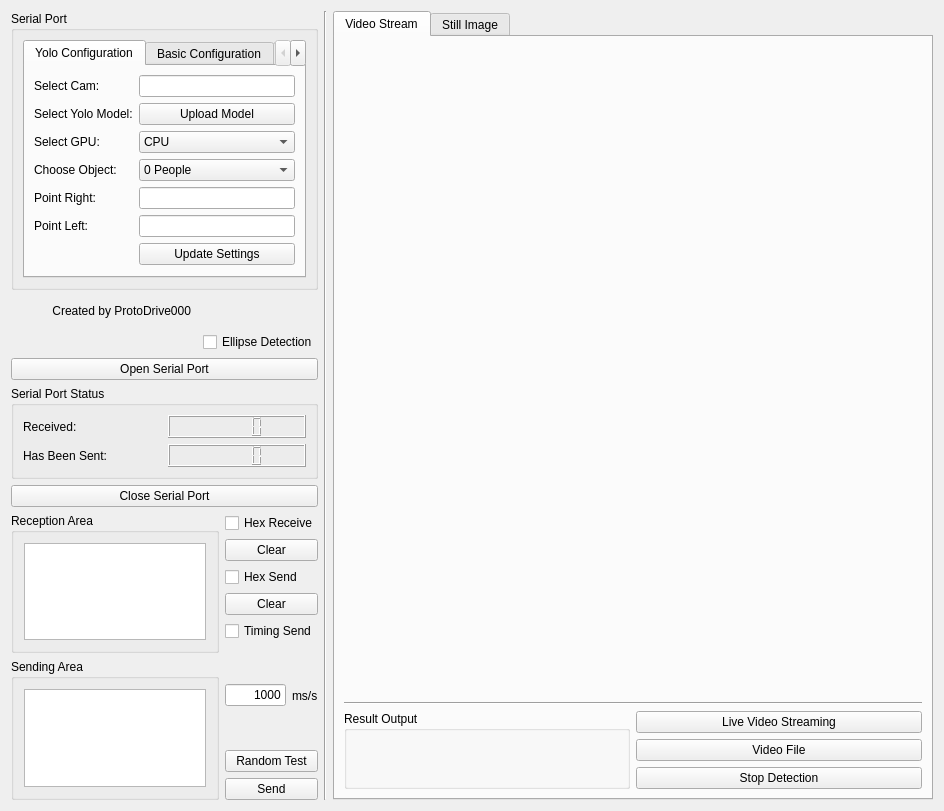
Old version of the form ui.ui in the repository Kienle4562/GUI_Pyqt_YoloV5.
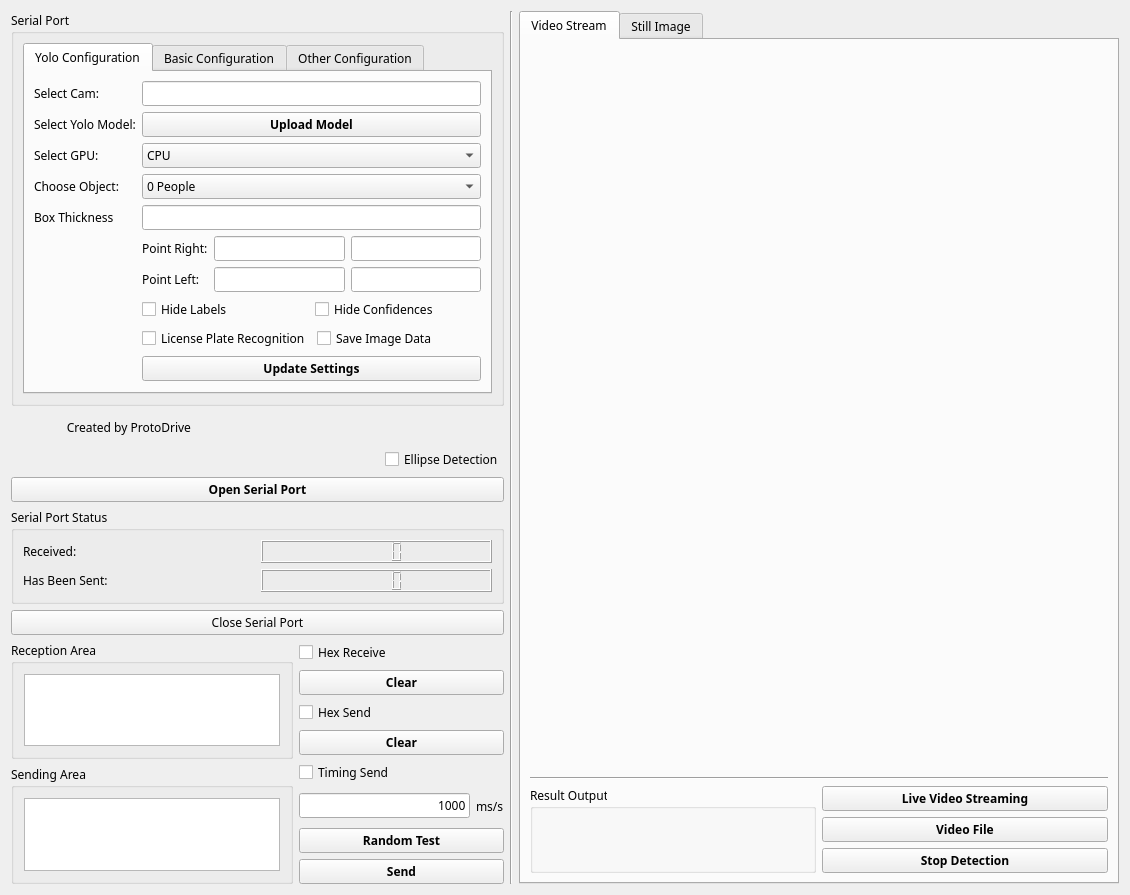
New version of the form.

```diff
--- a/ui.ui
+++ b/ui.ui
@@ -6,8 +6,8 @@
    <rect>
     <x>0</x>
     <y>0</y>
-    <width>944</width>
-    <height>811</height>
+    <width>1130</width>
+    <height>895</height>
    </rect>
   </property>
   <property name="windowTitle">
@@ -24,12 +24,25 @@
      </property>
      <item>
       <widget class="QGroupBox" name="groupBox_3">
+       <property name="font">
+        <font>
+         <family>UTM Avo</family>
+         <pointsize>9</pointsize>
+         <weight>50</weight>
+         <bold>false</bold>
+        </font>
+       </property>
        <property name="title">
         <string>Serial Port</string>
        </property>
        <layout class="QHBoxLayout" name="horizontalLayout_9">
         <item>
          <widget class="QTabWidget" name="tabWidget">
+          <property name="font">
+           <font>
+            <pointsize>9</pointsize>
+           </font>
+          </property>
           <property name="currentIndex">
            <number>0</number>
           </property>
@@ -41,7 +54,12 @@
             <item>
              <layout class="QFormLayout" name="formLayout_Y3">
               <item row="0" column="0">
-               <widget class="QLabel" name="lb_Y1">
+               <widget class="QLabel" name="labe_select_input">
+                <property name="font">
+                 <font>
+                  <pointsize>9</pointsize>
+                 </font>
+                </property>
                 <property name="text">
                  <string>Select Cam:</string>
                 </property>
@@ -52,6 +70,11 @@
                 <property name="enabled">
                  <bool>true</bool>
                 </property>
+                <property name="font">
+                 <font>
+                  <pointsize>9</pointsize>
+                 </font>
+                </property>
                 <property name="inputMethodHints">
                  <set>Qt::ImhDigitsOnly</set>
                 </property>
@@ -61,7 +84,12 @@
                </widget>
               </item>
               <item row="1" column="0">
-               <widget class="QLabel" name="lb_Y1_2">
+               <widget class="QLabel" name="label_select_yolo_model">
+                <property name="font">
+                 <font>
+                  <pointsize>9</pointsize>
+                 </font>
+                </property>
                 <property name="text">
                  <string>Select Yolo Model:</string>
                 </property>
@@ -69,20 +97,37 @@
               </item>
               <item row="1" column="1">
                <widget class="QPushButton" name="pushButton_upload_yolo">
+                <property name="font">
+                 <font>
+                  <pointsize>9</pointsize>
+                  <weight>75</weight>
+                  <bold>true</bold>
+                 </font>
+                </property>
                 <property name="text">
                  <string>Upload Model</string>
                 </property>
                </widget>
               </item>
               <item row="2" column="0">
-               <widget class="QLabel" name="lb_8">
+               <widget class="QLabel" name="label_select_GPU">
+                <property name="font">
+                 <font>
+                  <pointsize>9</pointsize>
+                 </font>
+                </property>
                 <property name="text">
                  <string>Select GPU:</string>
                 </property>
                </widget>
               </item>
               <item row="2" column="1">
-               <widget class="QComboBox" name="box_7">
+               <widget class="QComboBox" name="select_GPU">
+                <property name="font">
+                 <font>
+                  <pointsize>9</pointsize>
+                 </font>
+                </property>
                 <item>
                  <property name="text">
                   <string>CPU</string>
@@ -96,14 +141,24 @@
                </widget>
               </item>
               <item row="3" column="0">
-               <widget class="QLabel" name="lb_2">
+               <widget class="QLabel" name="label_choose_object">
+                <property name="font">
+                 <font>
+                  <pointsize>9</pointsize>
+                 </font>
+                </property>
                 <property name="text">
                  <string>Choose Object:</string>
                 </property>
                </widget>
               </item>
               <item row="3" column="1">
-               <widget class="QComboBox" name="box_8">
+               <widget class="QComboBox" name="choose_object">
+                <property name="font">
+                 <font>
+                  <pointsize>9</pointsize>
+                 </font>
+                </property>
                 <item>
                  <property name="text">
                   <string>0 People</string>
@@ -127,35 +182,183 @@
                </widget>
               </item>
               <item row="4" column="0">
-               <widget class="QLabel" name="lb_7">
+               <widget class="QLabel" name="label_box_thickness">
+                <property name="font">
+                 <font>
+                  <pointsize>9</pointsize>
+                 </font>
+                </property>
                 <property name="text">
-                 <string>Point Right:</string>
+                 <string>Box Thickness</string>
                 </property>
                </widget>
               </item>
               <item row="4" column="1">
-               <widget class="QLineEdit" name="lineEdit_4">
+               <widget class="QLineEdit" name="box_thickness">
+                <property name="font">
+                 <font>
+                  <pointsize>9</pointsize>
+                 </font>
+                </property>
                 <property name="echoMode">
                  <enum>QLineEdit::Normal</enum>
                 </property>
                </widget>
               </item>
-              <item row="5" column="0">
-               <widget class="QLabel" name="lb_3">
-                <property name="text">
-                 <string>Point Left:</string>
-                </property>
-               </widget>
-              </item>
               <item row="5" column="1">
-               <widget class="QLineEdit" name="lineEdit_2">
-                <property name="echoMode">
-                 <enum>QLineEdit::Normal</enum>
-                </property>
-               </widget>
+               <layout class="QGridLayout" name="gridLayout_14">
+                <item row="2" column="0">
+                 <widget class="QLabel" name="label_point_left">
+                  <property name="font">
+                   <font>
+                    <pointsize>9</pointsize>
+                   </font>
+                  </property>
+                  <property name="text">
+                   <string>Point Left:</string>
+                  </property>
+                 </widget>
+                </item>
+                <item row="0" column="0">
+                 <widget class="QLabel" name="label_point_right">
+                  <property name="font">
+                   <font>
+                    <pointsize>9</pointsize>
+                   </font>
+                  </property>
+                  <property name="text">
+                   <string>Point Right:</string>
+                  </property>
+                 </widget>
+                </item>
+                <item row="0" column="1">
+                 <widget class="QLineEdit" name="point_A">
+                  <property name="font">
+                   <font>
+                    <pointsize>9</pointsize>
+                   </font>
+                  </property>
+                  <property name="echoMode">
+                   <enum>QLineEdit::Normal</enum>
+                  </property>
+                 </widget>
+                </item>
+                <item row="2" column="1">
+                 <widget class="QLineEdit" name="point_D">
+                  <property name="font">
+                   <font>
+                    <family>UTM Avo</family>
+                    <pointsize>9</pointsize>
+                   </font>
+                  </property>
+                  <property name="echoMode">
+                   <enum>QLineEdit::Normal</enum>
+                  </property>
+                 </widget>
+                </item>
+                <item row="0" column="2">
+                 <widget class="QLineEdit" name="point_B">
+                  <property name="font">
+                   <font>
+                    <pointsize>9</pointsize>
+                   </font>
+                  </property>
+                  <property name="echoMode">
+                   <enum>QLineEdit::Normal</enum>
+                  </property>
+                 </widget>
+                </item>
+                <item row="2" column="2">
+                 <widget class="QLineEdit" name="point_C">
+                  <property name="font">
+                   <font>
+                    <pointsize>9</pointsize>
+                   </font>
+                  </property>
+                  <property name="echoMode">
+                   <enum>QLineEdit::Normal</enum>
+                  </property>
+                 </widget>
+                </item>
+               </layout>
               </item>
               <item row="6" column="1">
+               <layout class="QGridLayout" name="gridLayout_13">
+                <item row="0" column="1">
+                 <widget class="QCheckBox" name="hide_confidences">
+                  <property name="font">
+                   <font>
+                    <pointsize>9</pointsize>
+                   </font>
+                  </property>
+                  <property name="layoutDirection">
+                   <enum>Qt::LeftToRight</enum>
+                  </property>
+                  <property name="text">
+                   <string>Hide Confidences</string>
+                  </property>
+                 </widget>
+                </item>
+                <item row="0" column="0">
+                 <widget class="QCheckBox" name="hide_labels">
+                  <property name="font">
+                   <font>
+                    <pointsize>9</pointsize>
+                   </font>
+                  </property>
+                  <property name="layoutDirection">
+                   <enum>Qt::LeftToRight</enum>
+                  </property>
+                  <property name="text">
+                   <string>Hide Labels</string>
+                  </property>
+                 </widget>
+                </item>
+               </layout>
+              </item>
+              <item row="7" column="1">
+               <layout class="QGridLayout" name="gridLayout_15">
+                <item row="0" column="1">
+                 <widget class="QCheckBox" name="save_img_data">
+                  <property name="font">
+                   <font>
+                    <pointsize>9</pointsize>
+                   </font>
+                  </property>
+                  <property name="layoutDirection">
+                   <enum>Qt::LeftToRight</enum>
+                  </property>
+                  <property name="text">
+                   <string>Save Image Data</string>
+                  </property>
+                 </widget>
+                </item>
+                <item row="0" column="0">
+                 <widget class="QCheckBox" name="license_plate_recogniton">
+                  <property name="font">
+                   <font>
+                    <pointsize>9</pointsize>
+                   </font>
+                  </property>
+                  <property name="layoutDirection">
+                   <enum>Qt::LeftToRight</enum>
+                  </property>
+                  <property name="text">
+                   <string>License Plate Recognition</string>
+                  </property>
+                 </widget>
+                </item>
+               </layout>
+              </item>
+              <item row="8" column="1">
                <widget class="QPushButton" name="buttonUpdateSettings">
+                <property name="font">
+                 <font>
+                  <pointsize>9</pointsize>
+                  <weight>75</weight>
+                  <bold>true</bold>
+                 </font>
+                </property>
                 <property name="text">
                  <string>Update Settings</string>
                 </property>
@@ -370,8 +573,14 @@
          <height>16777215</height>
         </size>
        </property>
+       <property name="font">
+        <font>
+         <family>UTM Avo</family>
+         <pointsize>9</pointsize>
+        </font>
+       </property>
        <property name="text">
-        <string>Created by ProtoDrive000</string>
+        <string>Created by ProtoDrive</string>
        </property>
        <property name="textFormat">
         <enum>Qt::AutoText</enum>
@@ -388,6 +597,11 @@
       <layout class="QHBoxLayout" name="horizontalLayout_7">
        <item>
         <spacer name="horizontalSpacer">
+         <property name="font">
+          <font>
+           <pointsize>9</pointsize>
+          </font>
+         </property>
          <property name="orientation">
           <enum>Qt::Horizontal</enum>
          </property>
@@ -401,6 +615,12 @@
        </item>
        <item>
         <widget class="QCheckBox" name="checkBox_circle">
+         <property name="font">
+          <font>
+           <family>UTM Avo</family>
+           <pointsize>9</pointsize>
+          </font>
+         </property>
          <property name="layoutDirection">
           <enum>Qt::LeftToRight</enum>
          </property>
@@ -413,6 +633,18 @@
      </item>
      <item>
       <widget class="QPushButton" name="open_button">
+       <property name="font">
+        <font>
+         <family>UTM Avo</family>
+         <pointsize>9</pointsize>
+         <weight>75</weight>
+         <bold>true</bold>
+         <underline>false</underline>
+         <strikeout>false</strikeout>
+         <stylestrategy>PreferDefault</stylestrategy>
+         <kerning>true</kerning>
+        </font>
+       </property>
        <property name="text">
         <string>Open Serial Port</string>
        </property>
@@ -420,6 +652,12 @@
      </item>
      <item>
       <widget class="QGroupBox" name="formGroupBox">
+       <property name="font">
+        <font>
+         <family>UTM Avo</family>
+         <pointsize>9</pointsize>
+        </font>
+       </property>
        <property name="title">
         <string>Serial Port Status</string>
        </property>
@@ -434,6 +672,11 @@
           </item>
           <item row="2" column="0">
            <widget class="QLabel" name="label_2">
+            <property name="font">
+             <font>
+              <pointsize>9</pointsize>
+             </font>
+            </property>
             <property name="text">
              <string>Has Been Sent:</string>
             </property>
@@ -441,11 +684,34 @@
           </item>
           <item row="0" column="0">
            <widget class="QLabel" name="label">
+            <property name="font">
+             <font>
+              <pointsize>9</pointsize>
+             </font>
+            </property>
             <property name="text">
              <string>Received:</string>
             </property>
            </widget>
           </item>
+          <item row="2" column="1">
+           <widget class="QLCDNumber" name="rec_lcdNumber">
+            <property name="font">
+             <font>
+              <pointsize>9</pointsize>
+             </font>
+            </property>
+           </widget>
+          </item>
+          <item row="0" column="1">
+           <widget class="QLCDNumber" name="send_lcdNumber">
+            <property name="font">
+             <font>
+              <pointsize>9</pointsize>
+             </font>
+            </property>
+           </widget>
+          </item>
          </layout>
         </item>
        </layout>
@@ -453,6 +719,12 @@
      </item>
      <item>
       <widget class="QPushButton" name="close_button">
+       <property name="font">
+        <font>
+         <family>UTM Avo</family>
+         <pointsize>9</pointsize>
+        </font>
+       </property>
        <property name="text">
         <string>Close Serial Port</string>
        </property>
@@ -464,6 +736,12 @@
         <layout class="QVBoxLayout" name="verticalLayout_9">
          <item>
           <widget class="QGroupBox" name="verticalGroupBox">
+           <property name="font">
+            <font>
+             <family>UTM Avo</family>
+             <pointsize>9</pointsize>
+            </font>
+           </property>
            <property name="title">
             <string>Reception Area</string>
            </property>
@@ -488,6 +766,11 @@
                 <height>500</height>
                </size>
               </property>
+              <property name="font">
+               <font>
+                <pointsize>9</pointsize>
+               </font>
+              </property>
              </widget>
             </item>
            </layout>
@@ -495,6 +778,12 @@
          </item>
          <item>
           <widget class="QGroupBox" name="verticalGroupBox_2">
+           <property name="font">
+            <font>
+             <family>UTM Avo</family>
+             <pointsize>9</pointsize>
+            </font>
+           </property>
            <property name="title">
             <string>Sending Area</string>
            </property>
@@ -519,12 +808,17 @@
                 <height>500</height>
                </size>
               </property>
+              <property name="font">
+               <font>
+                <pointsize>9</pointsize>
+               </font>
+              </property>
               <property name="html">
                <string>&lt;!DOCTYPE HTML PUBLIC &quot;-//W3C//DTD HTML 4.0//EN&quot; &quot;http://www.w3.org/TR/REC-html40/strict.dtd&quot;&gt;
 &lt;html&gt;&lt;head&gt;&lt;meta name=&quot;qrichtext&quot; content=&quot;1&quot; /&gt;&lt;style type=&quot;text/css&quot;&gt;
 p, li { white-space: pre-wrap; }
-&lt;/style&gt;&lt;/head&gt;&lt;body style=&quot; font-family:'MS Shell Dlg 2'; font-size:8.25pt; font-weight:400; font-style:normal;&quot;&gt;
-&lt;p style=&quot;-qt-paragraph-type:empty; margin-top:0px; margin-bottom:0px; margin-left:0px; margin-right:0px; -qt-block-indent:0; text-indent:0px; font-family:'SimSun'; font-size:9pt;&quot;&gt;&lt;br /&gt;&lt;/p&gt;&lt;/body&gt;&lt;/html&gt;</string>
+&lt;/style&gt;&lt;/head&gt;&lt;body style=&quot; font-family:'UTM Avo'; font-size:9pt; font-weight:400; font-style:normal;&quot;&gt;
+&lt;p style=&quot;-qt-paragraph-type:empty; margin-top:0px; margin-bottom:0px; margin-left:0px; margin-right:0px; -qt-block-indent:0; text-indent:0px; font-family:'SimSun';&quot;&gt;&lt;br /&gt;&lt;/p&gt;&lt;/body&gt;&lt;/html&gt;</string>
               </property>
              </widget>
             </item>
@@ -539,6 +833,12 @@
           <layout class="QVBoxLayout" name="verticalLayout_7">
            <item>
             <widget class="QCheckBox" name="hex_receive">
+             <property name="font">
+              <font>
+               <family>UTM Avo</family>
+               <pointsize>9</pointsize>
+              </font>
+             </property>
              <property name="text">
               <string>Hex Receive</string>
              </property>
@@ -546,6 +846,14 @@
            </item>
            <item>
             <widget class="QPushButton" name="clear_button">
+             <property name="font">
+              <font>
+               <family>UTM Avo</family>
+               <pointsize>9</pointsize>
+               <weight>75</weight>
+               <bold>true</bold>
+              </font>
+             </property>
              <property name="text">
               <string>Clear</string>
              </property>
@@ -557,6 +865,12 @@
           <layout class="QVBoxLayout" name="verticalLayout_6">
            <item>
             <widget class="QCheckBox" name="hex_send">
+             <property name="font">
+              <font>
+               <family>UTM Avo</family>
+               <pointsize>9</pointsize>
+              </font>
+             </property>
              <property name="text">
               <string>Hex Send</string>
              </property>
@@ -564,6 +878,14 @@
            </item>
            <item>
             <widget class="QPushButton" name="clear_button_2">
+             <property name="font">
+              <font>
+               <family>UTM Avo</family>
+               <pointsize>9</pointsize>
+               <weight>75</weight>
+               <bold>true</bold>
+              </font>
+             </property>
              <property name="text">
               <string>Clear</string>
              </property>
@@ -575,6 +897,12 @@
           <layout class="QVBoxLayout" name="verticalLayout_5">
            <item>
             <widget class="QCheckBox" name="timer_send_cb">
+             <property name="font">
+              <font>
+               <family>UTM Avo</family>
+               <pointsize>9</pointsize>
+              </font>
+             </property>
              <property name="text">
               <string>Timing Send</string>
              </property>
@@ -584,6 +912,12 @@
             <layout class="QHBoxLayout" name="horizontalLayout_5">
              <item>
               <widget class="QLineEdit" name="lineEdit_3">
+               <property name="font">
+                <font>
+                 <family>UTM Avo</family>
+                 <pointsize>9</pointsize>
+                </font>
+               </property>
                <property name="text">
                 <string>1000</string>
                </property>
@@ -594,6 +928,12 @@
              </item>
              <item>
               <widget class="QLabel" name="dw">
+               <property name="font">
+                <font>
+                 <family>UTM Avo</family>
+                 <pointsize>9</pointsize>
+                </font>
+               </property>
                <property name="text">
                 <string>ms/s</string>
                </property>
@@ -607,6 +947,14 @@
           <layout class="QVBoxLayout" name="verticalLayout_4">
            <item>
             <widget class="QPushButton" name="pushButton">
+             <property name="font">
+              <font>
+               <family>UTM Avo</family>
+               <pointsize>9</pointsize>
+               <weight>75</weight>
+               <bold>true</bold>
+              </font>
+             </property>
              <property name="text">
               <string>Random Test</string>
              </property>
@@ -614,6 +962,14 @@
            </item>
            <item>
             <widget class="QPushButton" name="send_button">
+             <property name="font">
+              <font>
+               <family>UTM Avo</family>
+               <pointsize>9</pointsize>
+               <weight>75</weight>
+               <bold>true</bold>
+              </font>
+             </property>
              <property name="text">
               <string>Send</string>
              </property>
@@ -629,6 +985,11 @@
    </item>
    <item row="0" column="1">
     <widget class="Line" name="line_2">
+     <property name="font">
+      <font>
+       <pointsize>9</pointsize>
+      </font>
+     </property>
      <property name="orientation">
       <enum>Qt::Vertical</enum>
      </property>
@@ -642,6 +1003,12 @@
        <height>0</height>
       </size>
      </property>
+     <property name="font">
+      <font>
+       <family>UTM Avo</family>
+       <pointsize>9</pointsize>
+      </font>
+     </property>
      <property name="currentIndex">
       <number>0</number>
      </property>
@@ -664,6 +1031,11 @@
            <height>166770</height>
           </size>
          </property>
+         <property name="font">
+          <font>
+           <pointsize>9</pointsize>
+          </font>
+         </property>
          <property name="text">
           <string/>
          </property>
@@ -671,6 +1043,11 @@
        </item>
        <item>
         <widget class="Line" name="line">
+         <property name="font">
+          <font>
+           <pointsize>9</pointsize>
+          </font>
+         </property>
          <property name="orientation">
           <enum>Qt::Horizontal</enum>
          </property>
@@ -680,12 +1057,22 @@
         <layout class="QHBoxLayout" name="horizontalLayout_2">
          <item>
           <widget class="QGroupBox" name="groupBox_2">
+           <property name="font">
+            <font>
+             <pointsize>9</pointsize>
+            </font>
+           </property>
            <property name="title">
             <string>Result Output</string>
            </property>
            <layout class="QGridLayout" name="gridLayout_5">
             <item row="0" column="0">
              <widget class="QLabel" name="textBrowser_video">
+              <property name="font">
+               <font>
+                <pointsize>9</pointsize>
+               </font>
+              </property>
               <property name="text">
                <string/>
               </property>
@@ -698,6 +1085,13 @@
           <layout class="QVBoxLayout" name="verticalLayout_12">
            <item>
             <widget class="QPushButton" name="pushButton_streaming">
+             <property name="font">
+              <font>
+               <pointsize>9</pointsize>
+               <weight>75</weight>
+               <bold>true</bold>
+              </font>
+             </property>
              <property name="text">
               <string>Live Video Streaming</string>
              </property>
@@ -705,6 +1099,13 @@
            </item>
            <item>
             <widget class="QPushButton" name="pushButton_loadmp4">
+             <property name="font">
+              <font>
+               <pointsize>9</pointsize>
+               <weight>75</weight>
+               <bold>true</bold>
+              </font>
+             </property>
              <property name="text">
               <string>Video File</string>
              </property>
@@ -712,6 +1113,13 @@
            </item>
            <item>
             <widget class="QPushButton" name="pushButton_stopscan">
+             <property name="font">
+              <font>
+               <pointsize>9</pointsize>
+               <weight>75</weight>
+               <bold>true</bold>
+              </font>
+             </property>
              <property name="text">
               <string>Stop Detection</string>
              </property>
```
Left out of the diff: 18 changed lines with no effect on the pictures.
